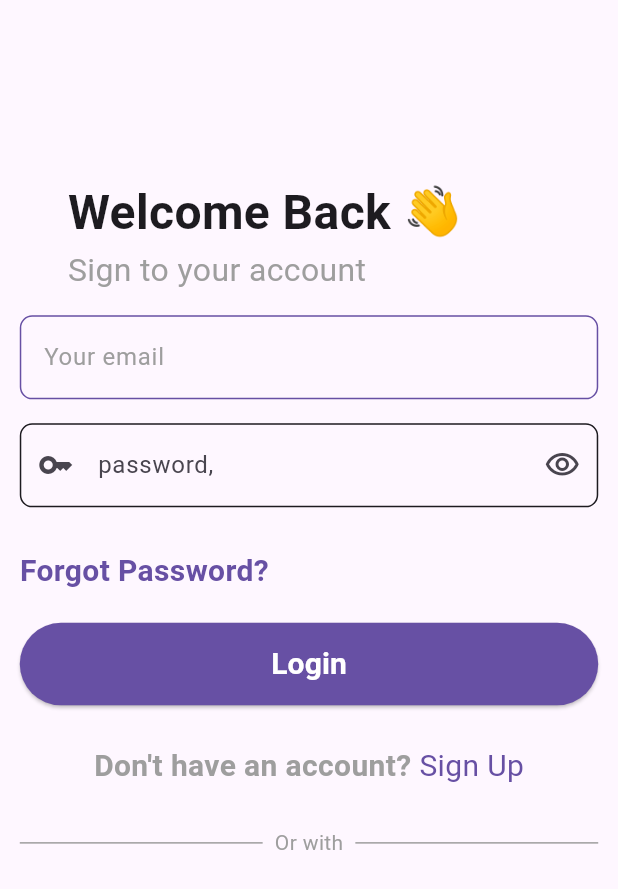
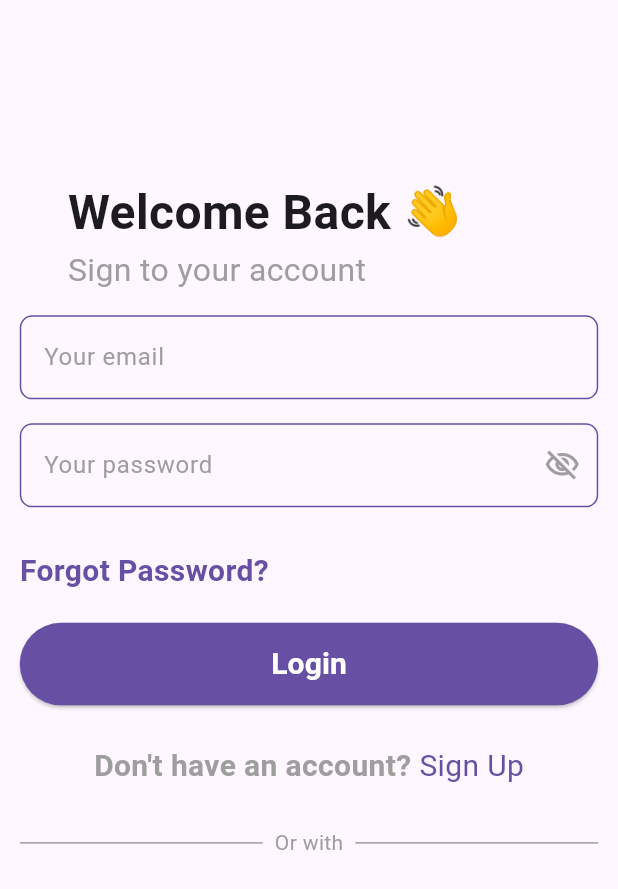
Before and after one commit to NurhayatYurtaslan/bazar_books_mobile_app, a Flutter app: the screen it shows after launch, on a phone screen of 412 x 824 dp. Shown: the top 889 px of the screen. Run offline on Flutter 3.47's test engine with Material 3 defaults, Android fonts, the phone set to English and light mode, and no system bars; our stand-ins replace auto_route, bloc, cloud_firestore, dots_indicator, firebase_auth, firebase_core and 3 more; accounts and stored records are empty.

Commit message:
update 🆕 : border sides's value

```diff
--- a/lib/core/widgets/custom_password_widget.dart
+++ b/lib/core/widgets/custom_password_widget.dart
@@ -4,8 +4,7 @@ import 'package:flutter/services.dart';
 
 class CustomPasswordTextField extends StatefulWidget {
   const CustomPasswordTextField(
-      {Key? key, this.controller, this.validator, this.inputFormatters})
-      : super(key: key);
+      {super.key, this.controller, this.validator, this.inputFormatters});
   final TextEditingController? controller;
   final String? Function(String?)? validator;
   final List<TextInputFormatter>? inputFormatters;
@@ -39,29 +38,28 @@ class _PasswordTextFieldState extends State<CustomPasswordTextField> {
         inputFormatters: widget.inputFormatters,
         cursorColor: Colors.black,
         decoration: InputDecoration(
+          labelStyle: const TextStyle(color: Colors.grey),
           enabledBorder: OutlineInputBorder(
               borderRadius: BorderRadius.all(context.lowRadius),
-              borderSide: BorderSide(
-                  color: Theme.of(context).colorScheme.onBackground)),
+              borderSide: BorderSide(color: Theme.of(context).primaryColor)),
           focusedBorder: OutlineInputBorder(
               borderRadius: BorderRadius.all(context.lowRadius),
-              borderSide: BorderSide(
-                  color: Theme.of(context).colorScheme.onBackground)),
+              borderSide: BorderSide(color: Theme.of(context).primaryColor)),
           errorBorder: OutlineInputBorder(
               borderRadius: BorderRadius.all(context.lowRadius),
               borderSide:
                   BorderSide(color: Theme.of(context).colorScheme.error)),
           disabledBorder: OutlineInputBorder(
               borderRadius: BorderRadius.all(context.lowRadius),
-              borderSide: BorderSide(
-                  color: Theme.of(context).colorScheme.onBackground)),
+              borderSide: BorderSide(color: Theme.of(context).primaryColor)),
           focusedErrorBorder: OutlineInputBorder(
               borderRadius: BorderRadius.all(context.lowRadius),
               borderSide:
                   BorderSide(color: Theme.of(context).colorScheme.error)),
-          prefixIcon: Icon(Icons.key_outlined),
+
           suffixIcon: _onVisiblityIcon(),
-          labelText: 'password,'
+          labelText: 'Your password',
+          floatingLabelBehavior: FloatingLabelBehavior.never,
           // hintText: hintText,
         ),
       ),
@@ -70,11 +68,12 @@ class _PasswordTextFieldState extends State<CustomPasswordTextField> {
 
   IconButton _onVisiblityIcon() {
     return IconButton(
+      color: Colors.grey,
       onPressed: _changeLoading,
       icon: AnimatedCrossFade(
         duration: const Duration(milliseconds: 500),
-        firstChild: const Icon(Icons.visibility_outlined),
-        secondChild: const Icon(Icons.visibility_off_outlined),
+        firstChild: const Icon(Icons.visibility_off_outlined),
+        secondChild: const Icon(Icons.visibility_outlined),
         crossFadeState:
             _isSecure ? CrossFadeState.showFirst : CrossFadeState.showSecond,
       ),
```
